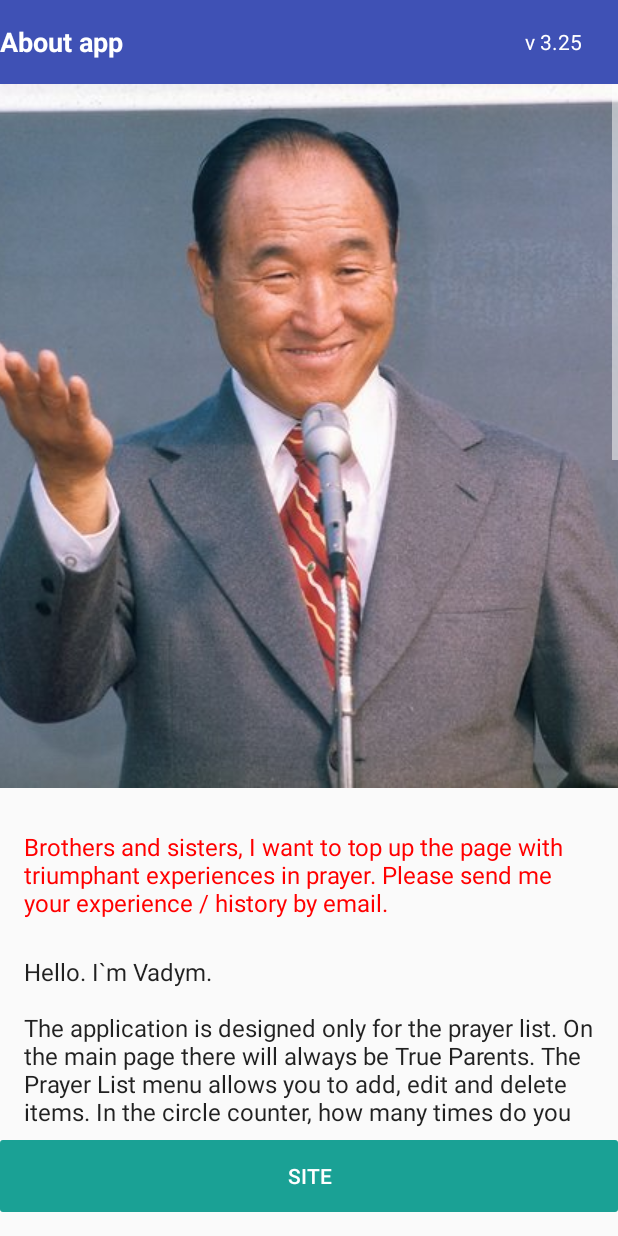
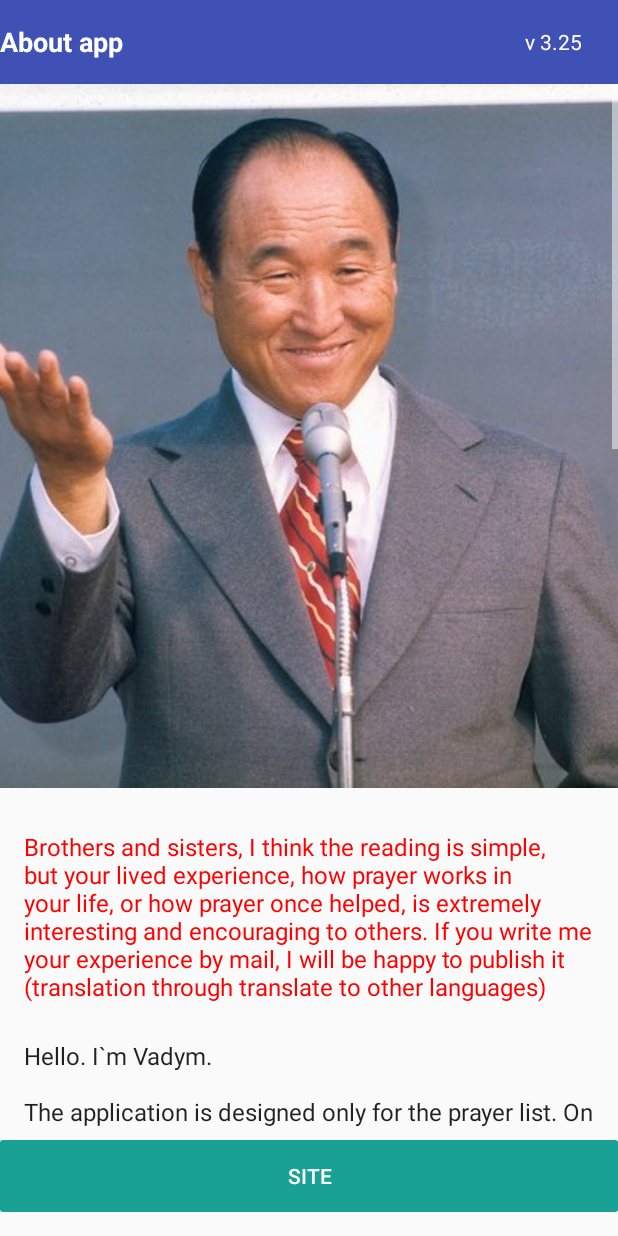
Before and after one commit to akademiya/BestFriendsKotlin, an Android app: the layout view_info.xml on its own in the app's theme, with its tools: preview values and no code run, on a phone screen of 412 x 824 dp. Run offline under Robolectric (Android 15) with nearby library versions, the phone set to English and light mode, and no system bars.

Commit message:
change text for pray exp

```diff
--- a/app/src/main/res/values/strings.xml
+++ b/app/src/main/res/values/strings.xml
@@ -4,7 +4,7 @@
     <string name="app_start_name">TF PRAYER</string>
 
     <string name="advert">Advertising</string>
-    <string name="konkurs">Brothers and sisters, I want to top up the page with triumphant experiences in prayer. Please send me your experience / history by email.</string>
+    <string name="konkurs">Brothers and sisters, I think the reading is simple, but your lived experience, how prayer works in your life, or how prayer once helped, is extremely interesting and encouraging to others. If you write me your experience by mail, I will be happy to publish it (translation through translate to other languages)</string>
     <string name="sorrow">If after the update you do not see the prayer list page, this can be fixed if you go to the settings of the phone - application - find the installed application "TF Prayer" and click "clear data". I apologize for this inconvenience.</string>
     <string name="info_text">Hello. I`m Vadym. \n\nThe application is designed only for the prayer list. On the main page there will always be True Parents. The "Prayer List" menu allows you to add, edit and delete items. In the circle counter, how many times do you call the name of the person you pray for. There is also a chronometer that counts the time. After 3, 7, 12, 21, 40 minutes, a signal will sound with a message that expired according to the time. \n\nThe "Father's Prayer" menu is a collection of prayers that are in translation to russian for the time being. \n\nYou can always unsubscribe to me according to the wishes of the application. If you want, you can express gratitude by transferring the money.</string>
     <string name="privacy_policy"><a href="https://drive.google.com/file/d/1kkNl-DxcwSJC_99Ux2qXFd_5fiUR6DCV/view?usp=sharing">Privacy policy</a></string>
```
Also changed, not shown: 4 other files.
